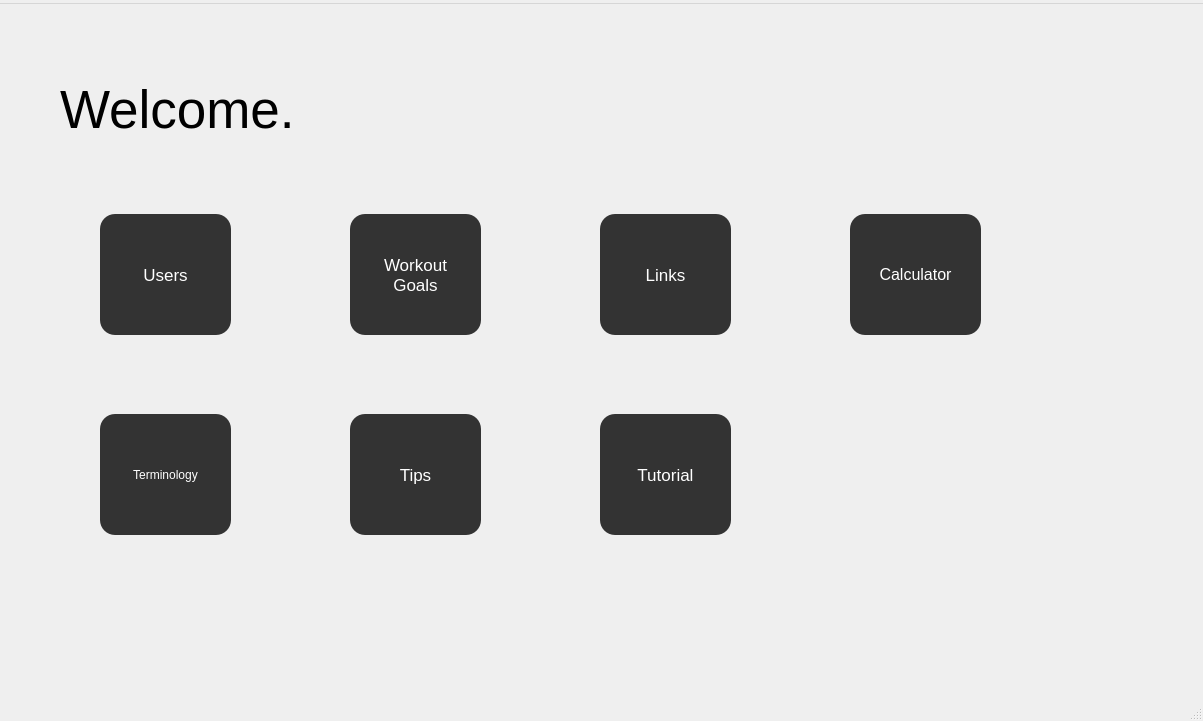
Old version of the form code/mainwindow.ui in the repository amroomargit/Forge.
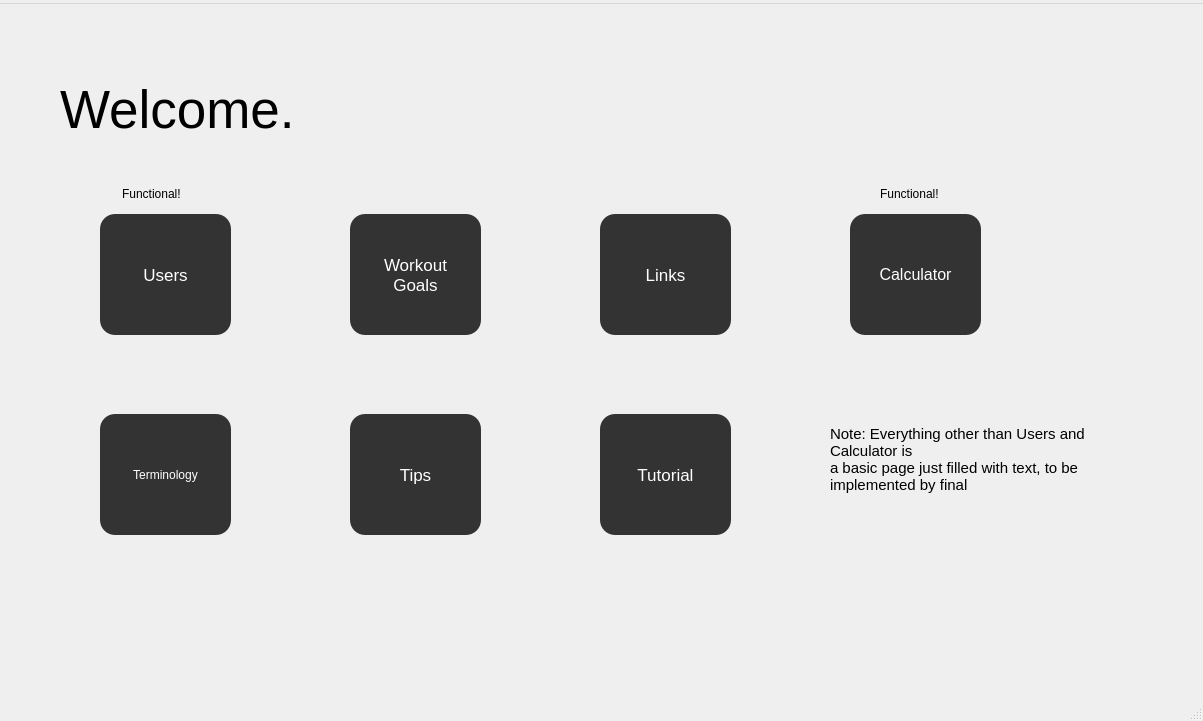
New version of the form. Icons and pictures are not drawn.

```diff
--- a/code/mainwindow.ui
+++ b/code/mainwindow.ui
@@ -259,6 +259,53 @@
      <string>Tutorial</string>
     </property>
    </widget>
+   <widget class="QLabel" name="label">
+    <property name="geometry">
+     <rect>
+      <x>122</x>
+      <y>180</y>
+      <width>81</width>
+      <height>20</height>
+     </rect>
+    </property>
+    <property name="text">
+     <string>Functional!</string>
+    </property>
+   </widget>
+   <widget class="QLabel" name="label_3">
+    <property name="geometry">
+     <rect>
+      <x>830</x>
+      <y>410</y>
+      <width>351</width>
+      <height>91</height>
+     </rect>
+    </property>
+    <property name="font">
+     <font>
+      <pointsize>11</pointsize>
+     </font>
+    </property>
+    <property name="text">
+     <string>Note: Everything other than Users and 
+Calculator is 
+a basic page just filled with text, to be 
+implemented by final</string>
+    </property>
+   </widget>
+   <widget class="QLabel" name="label_4">
+    <property name="geometry">
+     <rect>
+      <x>880</x>
+      <y>180</y>
+      <width>81</width>
+      <height>20</height>
+     </rect>
+    </property>
+    <property name="text">
+     <string>Functional!</string>
+    </property>
+   </widget>
   </widget>
   <widget class="QMenuBar" name="menubar">
    <property name="geometry">
```
